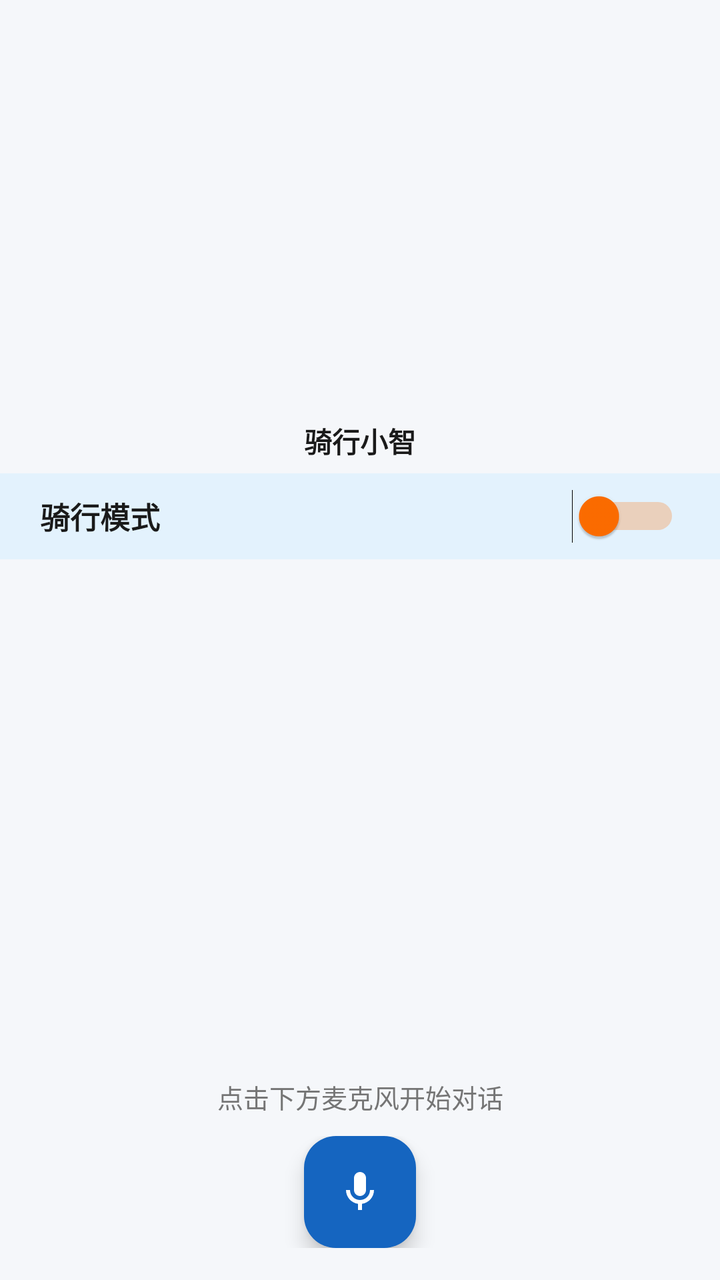
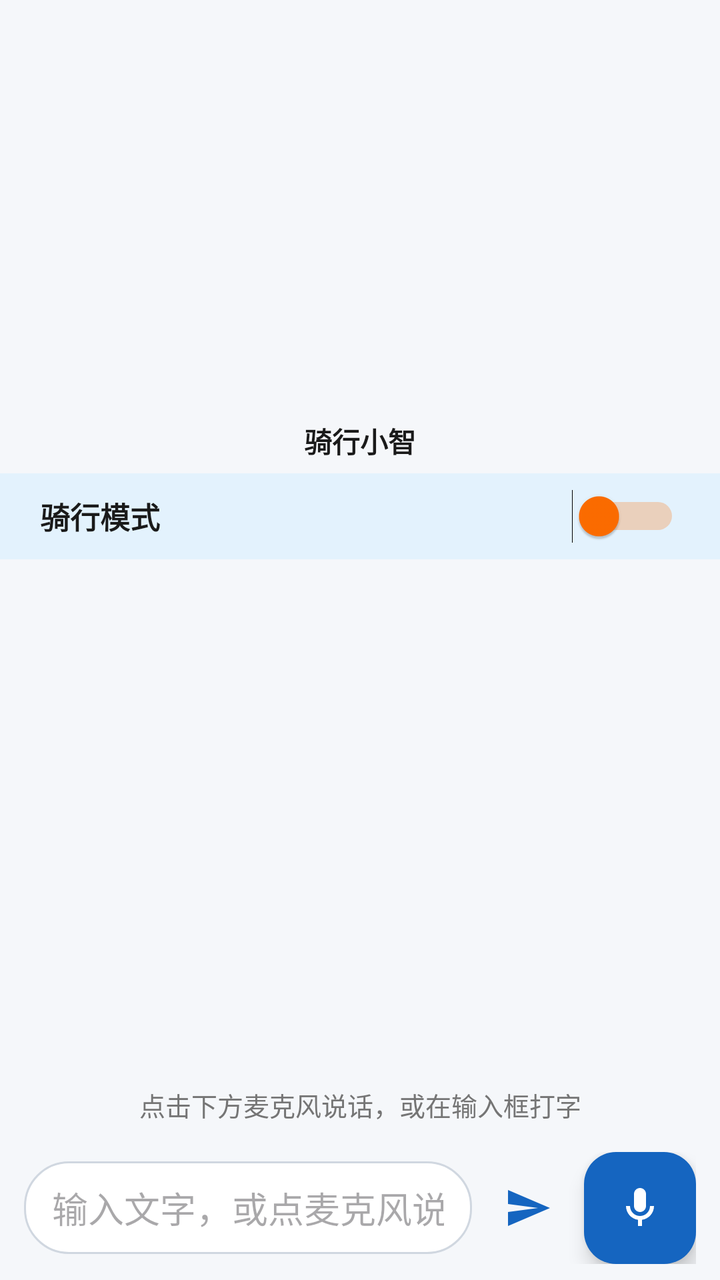

Screens rendered from an Android XML layout before and after an edit, with the pre-edit source and the edit as a unified diff.
<!-- AndroidManifest.xml: application theme Theme.RidingCompanion -->
<!-- res/layout/fragment_chat.xml -->
<?xml version="1.0" encoding="utf-8"?>
<LinearLayout xmlns:android="http://schemas.android.com/apk/res/android"
    xmlns:app="http://schemas.android.com/apk/res-auto"
    android:layout_width="match_parent" android:layout_height="match_parent"
    android:orientation="vertical" android:background="@color/bg">

    <FrameLayout android:layout_width="match_parent" android:layout_height="wrap_content"
        android:paddingTop="8dp" android:paddingBottom="2dp" android:clipChildren="false">
        <View android:id="@+id/avatarGlow" android:layout_width="200dp" android:layout_height="200dp"
            android:layout_gravity="center" android:background="@drawable/bg_avatar_glow" android:alpha="0" />
        <FrameLayout android:id="@+id/avatarContainer" android:layout_width="200dp"
            android:layout_height="wrap_content" android:layout_gravity="center">
            <ImageView android:id="@+id/avatarClosed" android:layout_width="match_parent"
                android:layout_height="wrap_content" android:adjustViewBounds="true"
                android:contentDescription="虚拟形象闭嘴" />
            <ImageView android:id="@+id/avatarOpen" android:layout_width="match_parent"
                android:layout_height="wrap_content" android:adjustViewBounds="true"
                android:alpha="0" android:contentDescription="虚拟形象张嘴" />
        </FrameLayout>
    </FrameLayout>

    <TextView android:id="@+id/avatarName" android:layout_width="match_parent" android:layout_height="wrap_content"
        android:gravity="center" android:text="骑行小智" android:textSize="14sp" android:textStyle="bold"
        android:textColor="@color/text_primary" android:paddingBottom="6dp" />

    <LinearLayout android:layout_width="match_parent" android:layout_height="wrap_content"
        android:orientation="horizontal" android:gravity="center_vertical"
        android:paddingHorizontal="20dp" android:paddingVertical="8dp" android:background="#E3F2FD">
        <TextView android:layout_width="0dp" android:layout_height="wrap_content" android:layout_weight="1"
            android:text="@string/cycling_label" android:textSize="15sp" android:textColor="@color/text_primary" android:textStyle="bold" />
        <Switch android:id="@+id/cyclingSwitch" android:layout_width="wrap_content" android:layout_height="wrap_content"
            android:thumbTint="@color/cycling_accent" android:trackTint="@color/cycling_accent" />
    </LinearLayout>

    <androidx.recyclerview.widget.RecyclerView android:id="@+id/chatList"
        android:layout_width="match_parent" android:layout_height="0dp" android:layout_weight="1"
        android:clipToPadding="false" android:paddingHorizontal="12dp" android:paddingVertical="8dp" />

    <TextView android:id="@+id/statusText" android:layout_width="match_parent" android:layout_height="wrap_content"
        android:gravity="center" android:paddingVertical="6dp" android:text="@string/status_idle"
        android:textColor="@color/text_secondary" android:textSize="13sp" />

    <FrameLayout android:layout_width="match_parent" android:layout_height="wrap_content"
        android:paddingBottom="16dp" android:paddingTop="4dp">
        <com.google.android.material.floatingactionbutton.FloatingActionButton android:id="@+id/micButton"
            android:layout_width="wrap_content" android:layout_height="wrap_content" android:layout_gravity="center_horizontal"
            android:contentDescription="麦克风" app:srcCompat="@drawable/ic_mic"
            app:backgroundTint="@color/primary" app:tint="@color/white" />
    </FrameLayout>
</LinearLayout>
<!-- resources referenced by this layout -->
<resources>
  <color name="bg">#F5F7FA</color>
  <color name="cycling_accent">#FF6D00</color>
  <color name="primary">#1565C0</color>
  <color name="text_primary">#1A1A1A</color>
  <color name="text_secondary">#757575</color>
  <color name="white">#FFFFFF</color>
  <!-- drawable bg_avatar_glow (drawable) -->
  <?xml version="1.0" encoding="utf-8"?>
  <shape xmlns:android="http://schemas.android.com/apk/res/android"
      android:shape="oval">
      <gradient
          android:type="radial"
          android:gradientRadius="55dp"
          android:startColor="#667C4DFF"
          android:centerColor="#337C4DFF"
          android:endColor="#007C4DFF" />
  </shape>
  <!-- drawable ic_mic (drawable) -->
  <?xml version="1.0" encoding="utf-8"?>
  <vector xmlns:android="http://schemas.android.com/apk/res/android"
      android:width="24dp" android:height="24dp"
      android:viewportWidth="24" android:viewportHeight="24">
      <path android:fillColor="#FFFFFF"
          android:pathData="M12,14c1.66,0 3,-1.34 3,-3V5c0,-1.66 -1.34,-3 -3,-3S9,3.34 9,5v6c0,1.66 1.34,3 3,3zM17,11c0,2.76 -2.24,5 -5,5s-5,-2.24 -5,-5H5c0,3.53 2.61,6.43 6,6.92V21h2v-3.08c3.39,-0.49 6,-3.39 6,-6.92h-2z" />
  </vector>
  <string name="cycling_label">骑行模式</string>
  <string name="status_idle">点击下方麦克风开始对话</string>
  <style name="Theme.RidingCompanion" parent="Theme.Material3.DayNight.NoActionBar">
          <item name="colorPrimary">@color/primary</item>
          <item name="colorPrimaryDark">@color/primary_dark</item>
          <item name="colorSecondary">@color/accent</item>
          <item name="android:statusBarColor">@color/primary_dark</item>
      </style>
  <color name="primary_dark">#0D47A1</color>
  <color name="accent">#00BFA5</color>
</resources>

<!-- the commit's change to res/layout/fragment_chat.xml (unified diff, before → after) -->
@@ -40,11 +40,30 @@
         android:gravity="center" android:paddingVertical="6dp" android:text="@string/status_idle"
         android:textColor="@color/text_secondary" android:textSize="13sp" />
 
-    <FrameLayout android:layout_width="match_parent" android:layout_height="wrap_content"
-        android:paddingBottom="16dp" android:paddingTop="4dp">
+    <LinearLayout android:layout_width="match_parent" android:layout_height="wrap_content"
+        android:orientation="horizontal" android:gravity="center_vertical"
+        android:paddingHorizontal="12dp" android:paddingVertical="8dp">
+
+        <EditText android:id="@+id/etInput"
+            android:layout_width="0dp" android:layout_height="wrap_content"
+            android:layout_weight="1" android:minHeight="44dp"
+            android:hint="@string/chat_input_hint"
+            android:inputType="text" android:maxLines="4"
+            android:background="@drawable/bg_input_round"
+            android:paddingHorizontal="14dp" android:paddingVertical="10dp"
+            android:autofillHints="" />
+
+        <ImageButton android:id="@+id/btnSend"
+            android:layout_width="44dp" android:layout_height="44dp"
+            android:layout_marginStart="6dp" android:contentDescription="@string/chat_send"
+            android:src="@drawable/ic_send" android:tint="@color/primary"
+            android:background="?attr/selectableItemBackgroundBorderless"
+            android:scaleType="centerInside" />
+
         <com.google.android.material.floatingactionbutton.FloatingActionButton android:id="@+id/micButton"
-            android:layout_width="wrap_content" android:layout_height="wrap_content" android:layout_gravity="center_horizontal"
-            android:contentDescription="麦克风" app:srcCompat="@drawable/ic_mic"
-            app:backgroundTint="@color/primary" app:tint="@color/white" />
-    </FrameLayout>
+            android:layout_width="wrap_content" android:layout_height="wrap_content"
+            android:layout_marginStart="6dp"
+            app:fabSize="mini" android:contentDescription="麦克风"
+            app:srcCompat="@drawable/ic_mic" app:backgroundTint="@color/primary" app:tint="@color/white" />
+    </LinearLayout>
 </LinearLayout>
<!-- resource entries referenced after the edit -->
@@ -17,6 +17,13 @@
           android:centerColor="#337C4DFF"
           android:endColor="#007C4DFF" />
   </shape>
+  <!-- drawable bg_input_round (drawable) -->
+  <?xml version="1.0" encoding="utf-8"?>
+  <shape xmlns:android="http://schemas.android.com/apk/res/android" android:shape="rectangle">
+      <solid android:color="#FFFFFF" />
+      <corners android:radius="22dp" />
+      <stroke android:width="1dp" android:color="#D0D7E0" />
+  </shape>
   <!-- drawable ic_mic (drawable) -->
   <?xml version="1.0" encoding="utf-8"?>
   <vector xmlns:android="http://schemas.android.com/apk/res/android"
@@ -25,8 +32,18 @@
       <path android:fillColor="#FFFFFF"
           android:pathData="M12,14c1.66,0 3,-1.34 3,-3V5c0,-1.66 -1.34,-3 -3,-3S9,3.34 9,5v6c0,1.66 1.34,3 3,3zM17,11c0,2.76 -2.24,5 -5,5s-5,-2.24 -5,-5H5c0,3.53 2.61,6.43 6,6.92V21h2v-3.08c3.39,-0.49 6,-3.39 6,-6.92h-2z" />
   </vector>
+  <!-- drawable ic_send (drawable) -->
+  <?xml version="1.0" encoding="utf-8"?>
+  <vector xmlns:android="http://schemas.android.com/apk/res/android"
+      android:width="24dp" android:height="24dp"
+      android:viewportWidth="24" android:viewportHeight="24">
+      <path android:fillColor="#FF000000"
+          android:pathData="M2.01,21L23,12 2.01,3 2,10l15,2 -15,2z" />
+  </vector>
+  <string name="chat_input_hint">输入文字，或点麦克风说话</string>
+  <string name="chat_send">发送</string>
   <string name="cycling_label">骑行模式</string>
-  <string name="status_idle">点击下方麦克风开始对话</string>
+  <string name="status_idle">点击下方麦克风说话，或在输入框打字</string>
   <style name="Theme.RidingCompanion" parent="Theme.Material3.DayNight.NoActionBar">
           <item name="colorPrimary">@color/primary</item>
           <item name="colorPrimaryDark">@color/primary_dark</item>
